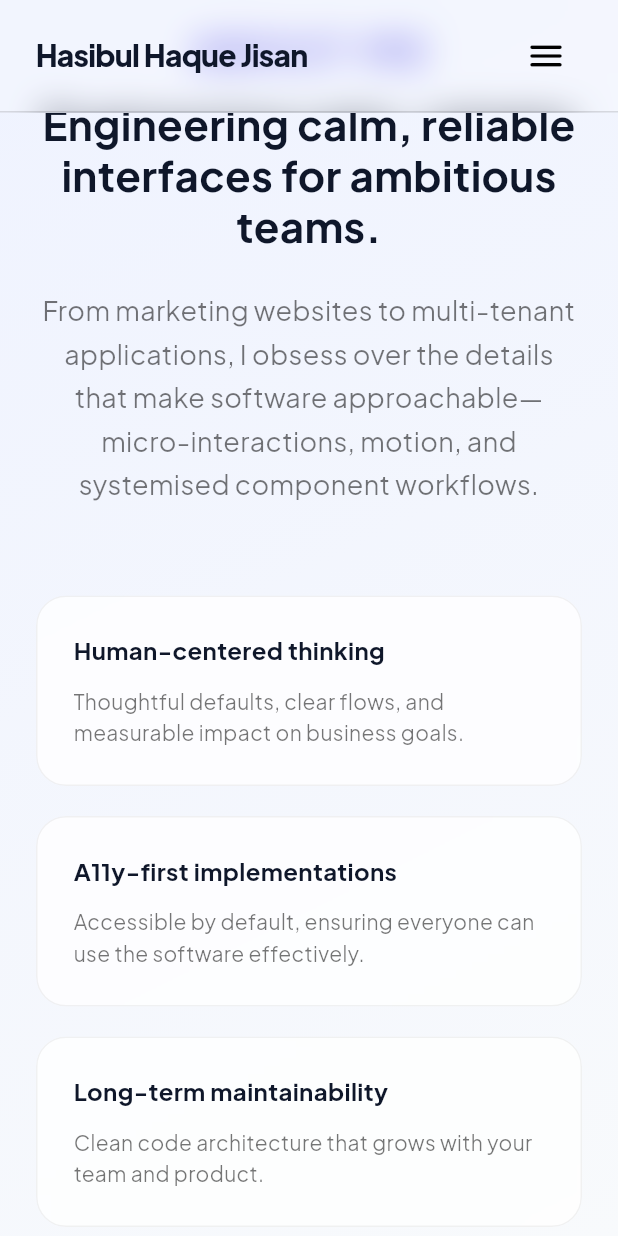
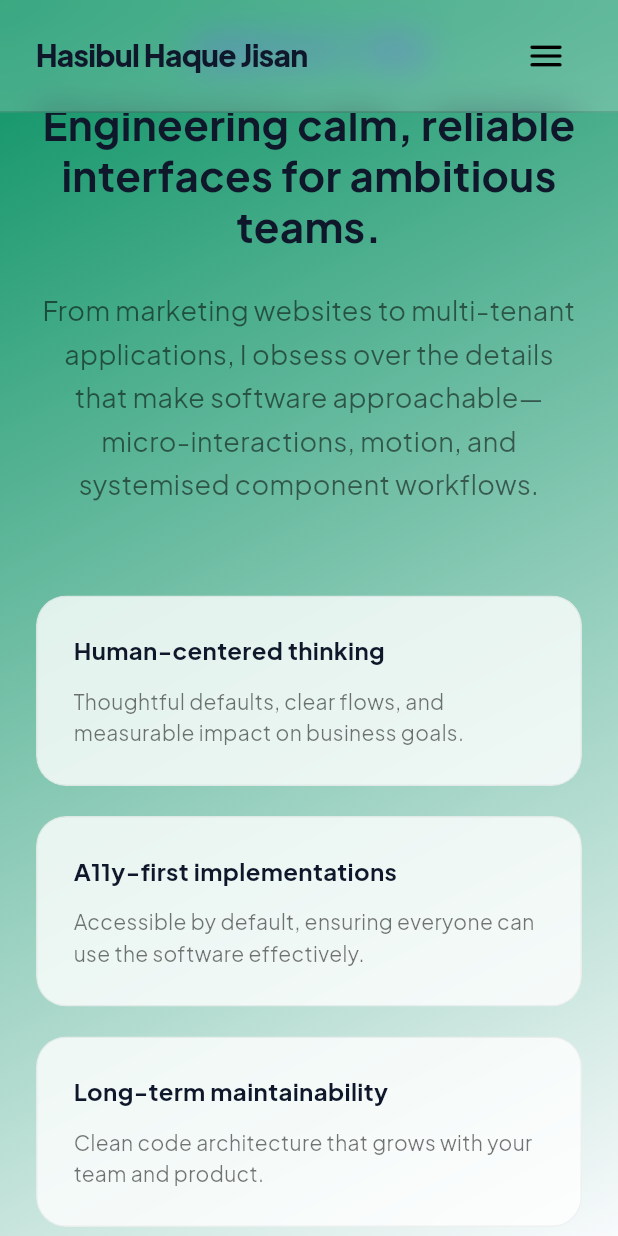
Before and after one commit to MHHJisan/self_portfolio_app, a Flutter app: the screen it shows after launch, after a tap on the "menu" icon, after a tap on "About", on a phone screen of 412 x 824 dp. Run offline on Flutter 3.47's test engine with Material 3 defaults, Android fonts, the phone set to English and light mode, and no system bars; our stand-ins replace font_awesome_flutter, google_fonts, open_filex.

Commit message:
colour changed, could be used later as a different theme

```diff
--- a/lib/main.dart
+++ b/lib/main.dart
@@ -315,7 +315,7 @@ class BackgroundWrapper extends StatelessWidget {
             colors: [
               isDark
                   ? const Color(0xFF020617)
-                  : const Color(0x00eef2ff).withOpacity(0.9),
+                  : AppColors.green500,
               Theme.of(context).scaffoldBackgroundColor,
             ],
           ),
--- a/lib/sections/experience_section.dart
+++ b/lib/sections/experience_section.dart
@@ -252,7 +252,7 @@ class _ExperienceCard extends StatelessWidget {
       decoration: BoxDecoration(
         borderRadius: BorderRadius.circular(24),
         border: Border.all(
-          color: isDark ? Colors.white10 : Colors.black.withOpacity(0.05),
+          color: isDark ? Colors.white10 : Colors.black,
         ),
       ),
       child: ClipRRect(
@@ -261,7 +261,7 @@ class _ExperienceCard extends StatelessWidget {
           filter: ImageFilter.blur(sigmaX: 10, sigmaY: 10),
           child: Container(
             padding: const EdgeInsets.all(32),
-            color: isDark ? Colors.white.withOpacity(0.05) : Colors.white.withOpacity(0.8),
+            color: isDark ? Colors.white : Colors.indigo[700],
             child: Column(
               crossAxisAlignment: CrossAxisAlignment.start,
               children: [
@@ -271,7 +271,7 @@ class _ExperienceCard extends StatelessWidget {
                     fontSize: 12,
                     fontWeight: FontWeight.bold,
                     letterSpacing: 2,
-                    color: isDark ? Colors.white38 : AppColors.slate500,
+                    color: isDark ? Colors.green : Colors.amber,
                   ),
                 ),
                 const SizedBox(height: 8),
@@ -280,14 +280,14 @@ class _ExperienceCard extends StatelessWidget {
                   style: TextStyle(
                     fontSize: 24,
                     fontWeight: FontWeight.bold,
-                    color: isDark ? Colors.white : const Color(0xFF0F172A),
+                    color: isDark ? Colors.green : AppColors.slate500,
                   ),
                 ),
                 Text(
                   exp.company,
                   style: TextStyle(
                     fontSize: 16,
-                    color: isDark ? Colors.white60 : AppColors.slate500,
+                    color: isDark ? Colors.green : Colors.black,
                   ),
                 ),
                 const SizedBox(height: 16),
@@ -296,7 +296,7 @@ class _ExperienceCard extends StatelessWidget {
                   style: TextStyle(
                     fontSize: 16,
                     height: 1.5,
-                    color: isDark ? Colors.white70 : AppColors.slate600,
+                    color: isDark ? Colors.white70 : Colors.orange[300],
                   ),
                 ),
                 const SizedBox(height: 24),
```
